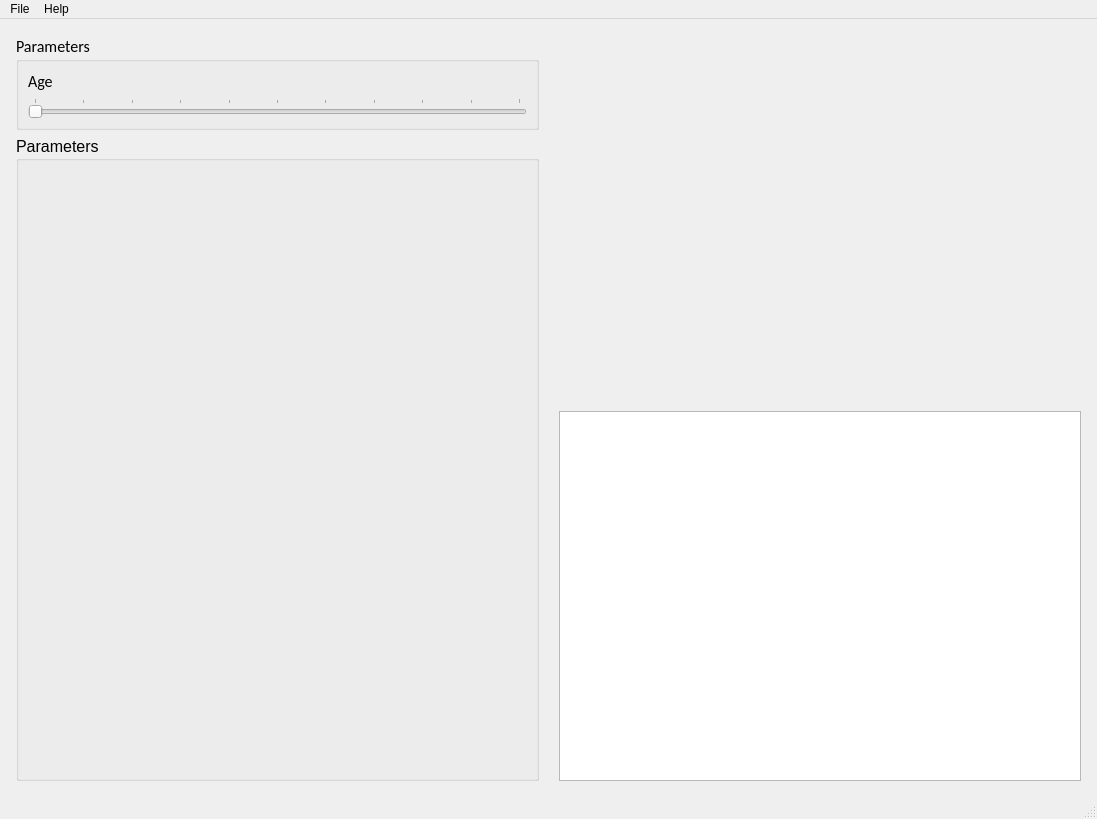
helderc/dss-bt-risk, file mainwindow.ui: the form before one commit.
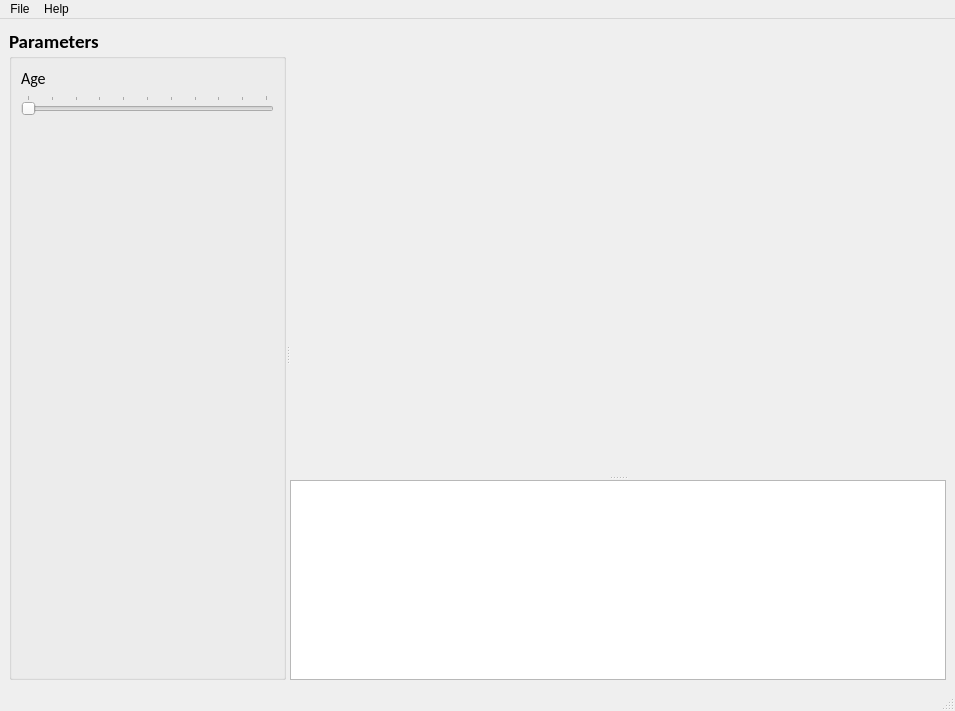
The form after the commit. Custom widgets are drawn as their Qt base class.

Commit message: upd: mainwindow now allows to resize the widgets

Patch:
```diff
--- a/mainwindow.ui
+++ b/mainwindow.ui
@@ -6,8 +6,8 @@
    <rect>
     <x>0</x>
     <y>0</y>
-    <width>1097</width>
-    <height>819</height>
+    <width>955</width>
+    <height>711</height>
    </rect>
   </property>
   <property name="windowTitle">
@@ -16,25 +16,21 @@
   <widget class="QWidget" name="centralwidget">
    <layout class="QHBoxLayout" name="horizontalLayout_5">
     <item>
-     <layout class="QVBoxLayout" name="verticalLayout_6">
-      <property name="leftMargin">
-       <number>7</number>
+     <widget class="QSplitter" name="splitter_3">
+      <property name="orientation">
+       <enum>Qt::Horizontal</enum>
       </property>
-      <property name="topMargin">
-       <number>7</number>
-      </property>
-      <property name="rightMargin">
-       <number>7</number>
-      </property>
-      <property name="bottomMargin">
-       <number>7</number>
-      </property>
-      <item>
+      <widget class="QSplitter" name="splitter">
+       <property name="orientation">
+        <enum>Qt::Vertical</enum>
+       </property>
        <widget class="QGroupBox" name="scenarioGroupBox">
         <property name="font">
          <font>
           <family>Calibri</family>
-          <pointsize>12</pointsize>
+          <pointsize>14</pointsize>
+          <weight>75</weight>
+          <bold>true</bold>
          </font>
         </property>
         <property name="title">
@@ -43,6 +39,14 @@
         <layout class="QVBoxLayout" name="verticalLayout">
          <item>
           <widget class="QLabel" name="lblAge">
+           <property name="font">
+            <font>
+             <pointsize>12</pointsize>
+             <weight>50</weight>
+             <italic>false</italic>
+             <bold>false</bold>
+            </font>
+           </property>
            <property name="text">
             <string>Age</string>
            </property>
@@ -70,22 +74,8 @@
            </property>
           </widget>
          </item>
-        </layout>
-       </widget>
-      </item>
-      <item>
-       <widget class="QGroupBox" name="parameterGroupBox">
-        <property name="font">
-         <font>
-          <pointsize>12</pointsize>
-         </font>
-        </property>
-        <property name="title">
-         <string>Parameters</string>
-        </property>
-        <layout class="QVBoxLayout" name="verticalLayout_2">
          <item>
-          <spacer name="verticalSpacer">
+          <spacer name="verticalSpacer_2">
            <property name="orientation">
             <enum>Qt::Vertical</enum>
            </property>
@@ -99,24 +89,11 @@
          </item>
         </layout>
        </widget>
-      </item>
-     </layout>
-    </item>
-    <item>
-     <layout class="QVBoxLayout" name="verticalLayout_3">
-      <property name="leftMargin">
-       <number>7</number>
-      </property>
-      <property name="topMargin">
-       <number>7</number>
-      </property>
-      <property name="rightMargin">
-       <number>7</number>
-      </property>
-      <property name="bottomMargin">
-       <number>7</number>
-      </property>
-      <item>
+      </widget>
+      <widget class="QSplitter" name="splitter_2">
+       <property name="orientation">
+        <enum>Qt::Vertical</enum>
+       </property>
        <widget class="QChartView" name="widget" native="true">
         <property name="sizePolicy">
          <sizepolicy hsizetype="Expanding" vsizetype="Expanding">
@@ -125,11 +102,28 @@
          </sizepolicy>
         </property>
        </widget>
-      </item>
-      <item>
-       <widget class="QTextEdit" name="txtEdtReport"/>
-      </item>
-     </layout>
+       <widget class="QTextEdit" name="txtEdtReport">
+        <property name="sizePolicy">
+         <sizepolicy hsizetype="Preferred" vsizetype="Preferred">
+          <horstretch>0</horstretch>
+          <verstretch>0</verstretch>
+         </sizepolicy>
+        </property>
+        <property name="minimumSize">
+         <size>
+          <width>0</width>
+          <height>50</height>
+         </size>
+        </property>
+        <property name="maximumSize">
+         <size>
+          <width>16777215</width>
+          <height>200</height>
+         </size>
+        </property>
+       </widget>
+      </widget>
+     </widget>
     </item>
    </layout>
   </widget>
@@ -138,7 +132,7 @@
     <rect>
      <x>0</x>
      <y>0</y>
-     <width>1097</width>
+     <width>955</width>
      <height>26</height>
     </rect>
    </property>
```
Left out of the diff: 2 changed lines with no effect on the pictures.
